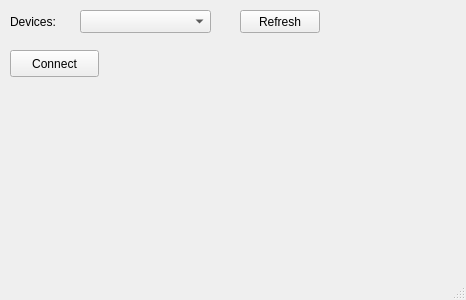
First picture: the form in bluelock/bluelockmain.ui, repository tclass/bluelock, before the edit.
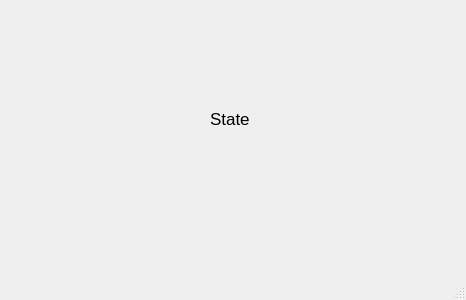
Second picture: the form after the edit.

The edit to the form file:
```diff
--- a/bluelock/bluelockmain.ui
+++ b/bluelock/bluelockmain.ui
@@ -14,53 +14,22 @@
    <string>BluelockMain</string>
   </property>
   <widget class="QWidget" name="centralWidget">
-   <widget class="QComboBox" name="deviceCmb">
+   <widget class="QLabel" name="label">
     <property name="geometry">
      <rect>
-      <x>80</x>
-      <y>10</y>
-      <width>131</width>
-      <height>23</height>
+      <x>210</x>
+      <y>110</y>
+      <width>51</width>
+      <height>17</height>
      </rect>
     </property>
-   </widget>
-   <widget class="QLabel" name="deviceLb">
-    <property name="geometry">
-     <rect>
-      <x>10</x>
-      <y>14</y>
-      <width>57</width>
-      <height>15</height>
-     </rect>
+    <property name="font">
+     <font>
+      <pointsize>13</pointsize>
+     </font>
     </property>
     <property name="text">
-     <string>Devices:</string>
-    </property>
-   </widget>
-   <widget class="QPushButton" name="deviceBtn">
-    <property name="geometry">
-     <rect>
-      <x>240</x>
-      <y>10</y>
-      <width>80</width>
-      <height>23</height>
-     </rect>
-    </property>
-    <property name="text">
-     <string>Refresh</string>
-    </property>
-   </widget>
-   <widget class="QPushButton" name="deviceConnectButton">
-    <property name="geometry">
-     <rect>
-      <x>10</x>
-      <y>50</y>
-      <width>89</width>
-      <height>27</height>
-     </rect>
-    </property>
-    <property name="text">
-     <string>Connect</string>
+     <string>State</string>
     </property>
    </widget>
   </widget>
```
